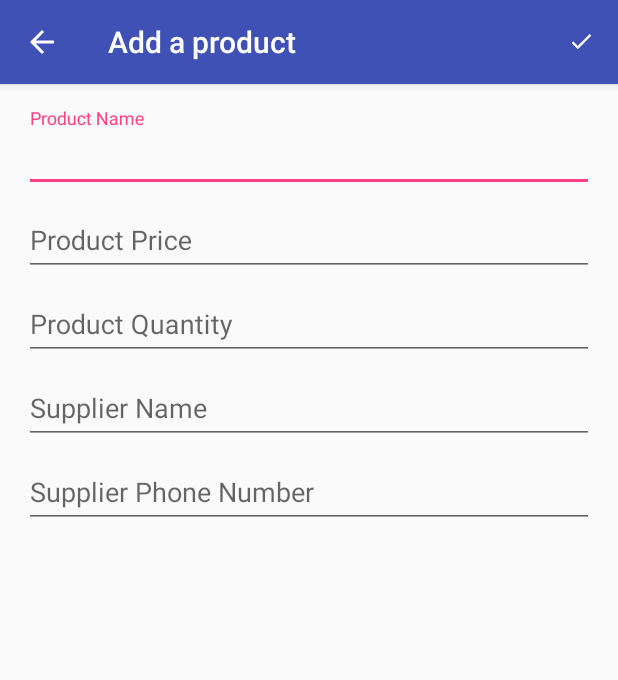
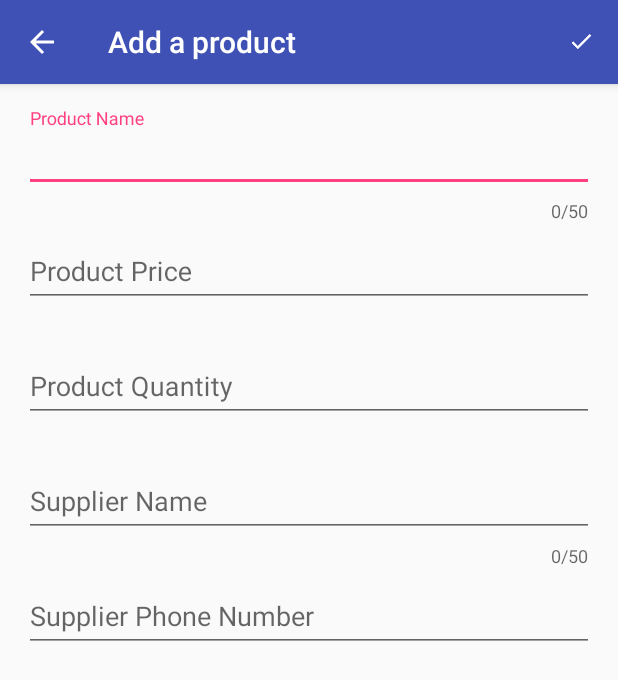
Before and after one commit to Hossam-Tarek/Inventory, an Android app: the EditorActivity screen opened directly, with no data from a screen before it, on a phone screen of 412 x 824 dp. Shown: the top 680 px of the screen. Run offline under Robolectric (Android 15) with nearby library versions, the phone set to English and light mode, and no system bars.

```diff
--- a/app/src/main/res/layout/activity_editor.xml
+++ b/app/src/main/res/layout/activity_editor.xml
@@ -9,10 +9,11 @@
 
     <android.support.design.widget.TextInputLayout
         android:id="@+id/product_name_text_input"
-        style="@style/TextInputLayout">
+        style="@style/NameTextInputLayout">
 
         <android.support.design.widget.TextInputEditText
             style="@style/TextInput"
+            android:inputType="text"
             android:hint="@string/product_name_hint"/>
     </android.support.design.widget.TextInputLayout>
 
@@ -22,6 +23,7 @@
 
         <android.support.design.widget.TextInputEditText
             style="@style/TextInput"
+            android:inputType="numberDecimal"
             android:hint="@string/product_price_hint"/>
     </android.support.design.widget.TextInputLayout>
 
@@ -31,15 +33,17 @@
 
         <android.support.design.widget.TextInputEditText
             style="@style/TextInput"
+            android:inputType="number"
             android:hint="@string/product_quantity_hint"/>
     </android.support.design.widget.TextInputLayout>
 
     <android.support.design.widget.TextInputLayout
         android:id="@+id/supplier_name_text_input"
-        style="@style/TextInputLayout">
+        style="@style/NameTextInputLayout">
 
         <android.support.design.widget.TextInputEditText
             style="@style/TextInput"
+            android:inputType="text"
             android:hint="@string/supplier_name_hint"/>
     </android.support.design.widget.TextInputLayout>
 
@@ -49,6 +53,7 @@
 
         <android.support.design.widget.TextInputEditText
             style="@style/TextInput"
+            android:inputType="phone"
             android:hint="@string/supplier_phone_number_hint"/>
     </android.support.design.widget.TextInputLayout>
 </LinearLayout>
--- a/app/src/main/res/values/strings.xml
+++ b/app/src/main/res/values/strings.xml
@@ -21,4 +21,25 @@
 
     <!-- Hint for the user to enter the supplier phone number -->
     <string name="supplier_phone_number_hint">Supplier Phone Number</string>
+
+    <!-- Error message for the user to enter a product name -->
+    <string name="err_msg_product_name">Enter product name</string>
+
+    <!-- Error message for the user to enter a product price -->
+    <string name="err_msg_product_price">Enter product price</string>
+
+    <!-- Error message for the user to enter product quantity -->
+    <string name="err_msg_product_quantity">Enter product quantity</string>
+
+    <!-- Error message for the user to enter supplier name -->
+    <string name="err_msg_supplier_name">Enter supplier name</string>
+
+    <!-- Error message for the user to enter supplier phone number -->
+    <string name="err_msg_supplier_phone_number">Enter supplier phone number</string>
+
+    <!-- Error message for too long text -->
+    <string name="err_msg_text_too_long">Text too long</string>
+
+    <!-- Error message for the user to enter a valid number -->
+    <string name="err_msg_non_valid_number">Enter a valid number</string>
 </resources>
--- a/app/src/main/res/values/styles.xml
+++ b/app/src/main/res/values/styles.xml
@@ -12,11 +12,19 @@
     <style name="TextInputLayout">
         <item name="android:layout_width">match_parent</item>
         <item name="android:layout_height">wrap_content</item>
+        <item name="errorEnabled">true</item>
+    </style>
+
+    <!-- Style for (product / supplier)name input text layout -->
+    <style name="NameTextInputLayout" parent="TextInputLayout">
+        <item name="counterEnabled">true</item>
+        <item name="counterMaxLength">50</item>
     </style>
 
     <!-- Text input edit text style -->
     <style name="TextInput">
         <item name="android:layout_width">match_parent</item>
         <item name="android:layout_height">wrap_content</item>
+        <item name="android:maxLines">1</item>
     </style>
 </resources>
```
Also changed, not shown: app/src/main/java/com/example/hossam/inventory/EditorActivity.java (+119 -13 lines).
